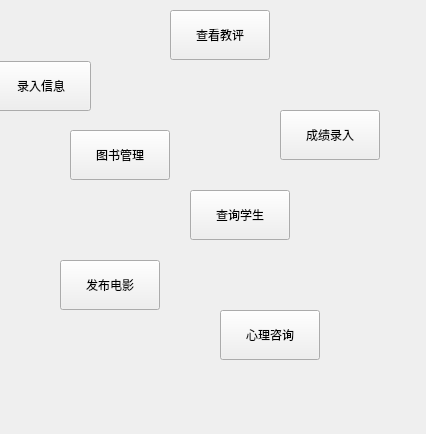
Qt form tea/widget.ui (125055006/NewFoolLuoJia) before a commit.
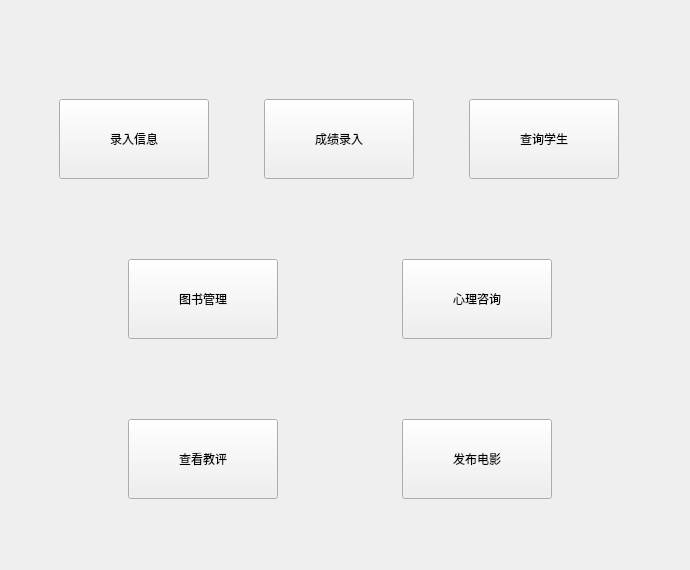
The same form after that commit.

```diff
--- a/tea/widget.ui
+++ b/tea/widget.ui
@@ -6,144 +6,31 @@
    <rect>
     <x>0</x>
     <y>0</y>
-    <width>426</width>
-    <height>434</height>
+    <width>690</width>
+    <height>570</height>
    </rect>
   </property>
   <property name="windowTitle">
    <string>Widget</string>
   </property>
-  <widget class="QPushButton" name="Film">
+  <widget class="QWidget" name="">
    <property name="geometry">
     <rect>
-     <x>60</x>
-     <y>260</y>
-     <width>100</width>
-     <height>50</height>
-    </rect>
-   </property>
-   <property name="minimumSize">
-    <size>
-     <width>100</width>
-     <height>50</height>
-    </size>
-   </property>
-   <property name="maximumSize">
-    <size>
-     <width>50</width>
-     <height>50</height>
-    </size>
-   </property>
-   <property name="sizeIncrement">
-    <size>
-     <width>50</width>
-     <height>50</height>
-    </size>
-   </property>
-   <property name="text">
-    <string>发布电影</string>
-   </property>
-  </widget>
-  <widget class="QPushButton" name="MTH">
-   <property name="geometry">
-    <rect>
-     <x>220</x>
-     <y>310</y>
-     <width>100</width>
-     <height>50</height>
-    </rect>
-   </property>
-   <property name="minimumSize">
-    <size>
-     <width>100</width>
-     <height>50</height>
-    </size>
-   </property>
-   <property name="maximumSize">
-    <size>
-     <width>50</width>
-     <height>50</height>
-    </size>
-   </property>
-   <property name="sizeIncrement">
-    <size>
-     <width>50</width>
-     <height>50</height>
-    </size>
-   </property>
-   <property name="text">
-    <string>心理咨询</string>
-   </property>
-  </widget>
-  <widget class="QPushButton" name="Look_com">
-   <property name="geometry">
-    <rect>
-     <x>170</x>
+     <x>10</x>
      <y>10</y>
-     <width>100</width>
-     <height>50</height>
+     <width>661</width>
+     <height>551</height>
     </rect>
    </property>
-   <property name="minimumSize">
-    <size>
-     <width>100</width>
-     <height>50</height>
-    </size>
-   </property>
-   <property name="maximumSize">
-    <size>
-     <width>50</width>
-     <height>50</height>
-    </size>
-   </property>
-   <property name="text">
-    <string>查看教评</string>
-   </property>
-  </widget>
-  <widget class="QPushButton" name="StuCheck">
-   <property name="geometry">
-    <rect>
-     <x>190</x>
-     <y>190</y>
-     <width>100</width>
-     <height>50</height>
-    </rect>
-   </property>
-   <property name="minimumSize">
-    <size>
-     <width>100</width>
-     <height>50</height>
-    </size>
-   </property>
-   <property name="maximumSize">
-    <size>
-     <width>50</width>
-     <height>50</height>
-    </size>
-   </property>
-   <property name="sizeIncrement">
-    <size>
-     <width>50</width>
-     <height>50</height>
-    </size>
-   </property>
-   <property name="text">
-    <string>查询学生</string>
-   </property>
-  </widget>
+   <layout class="QVBoxLayout" name="verticalLayout">
+    <item>
+     <layout class="QHBoxLayout" name="horizontalLayout">
+      <item>
   <widget class="QPushButton" name="Record">
-   <property name="geometry">
-    <rect>
-     <x>-9</x>
-     <y>61</y>
-     <width>100</width>
-     <height>50</height>
-    </rect>
-   </property>
    <property name="minimumSize">
     <size>
-     <width>100</width>
-     <height>50</height>
+          <width>150</width>
+          <height>80</height>
     </size>
    </property>
    <property name="maximumSize">
@@ -162,50 +49,13 @@
     <string>录入信息</string>
    </property>
   </widget>
-  <widget class="QPushButton" name="book_mng">
-   <property name="geometry">
-    <rect>
-     <x>70</x>
-     <y>130</y>
-     <width>100</width>
-     <height>50</height>
-    </rect>
-   </property>
-   <property name="minimumSize">
-    <size>
-     <width>100</width>
-     <height>50</height>
-    </size>
-   </property>
-   <property name="maximumSize">
-    <size>
-     <width>50</width>
-     <height>50</height>
-    </size>
-   </property>
-   <property name="sizeIncrement">
-    <size>
-     <width>50</width>
-     <height>50</height>
-    </size>
-   </property>
-   <property name="text">
-    <string>图书管理</string>
-   </property>
-  </widget>
+      </item>
+      <item>
   <widget class="QPushButton" name="AddScore">
-   <property name="geometry">
-    <rect>
-     <x>280</x>
-     <y>110</y>
-     <width>100</width>
-     <height>50</height>
-    </rect>
-   </property>
    <property name="minimumSize">
     <size>
-     <width>100</width>
-     <height>50</height>
+          <width>150</width>
+          <height>80</height>
     </size>
    </property>
    <property name="maximumSize">
@@ -223,6 +73,138 @@
    <property name="text">
     <string>成绩录入</string>
    </property>
+       </widget>
+      </item>
+      <item>
+       <widget class="QPushButton" name="StuCheck">
+        <property name="minimumSize">
+         <size>
+          <width>150</width>
+          <height>80</height>
+         </size>
+        </property>
+        <property name="maximumSize">
+         <size>
+          <width>50</width>
+          <height>50</height>
+         </size>
+        </property>
+        <property name="sizeIncrement">
+         <size>
+          <width>50</width>
+          <height>50</height>
+         </size>
+        </property>
+        <property name="text">
+         <string>查询学生</string>
+        </property>
+       </widget>
+      </item>
+     </layout>
+    </item>
+    <item>
+     <layout class="QHBoxLayout" name="horizontalLayout_2">
+      <item>
+       <widget class="QPushButton" name="book_mng">
+        <property name="minimumSize">
+         <size>
+          <width>150</width>
+          <height>80</height>
+         </size>
+        </property>
+        <property name="maximumSize">
+         <size>
+          <width>50</width>
+          <height>50</height>
+         </size>
+        </property>
+        <property name="sizeIncrement">
+         <size>
+          <width>50</width>
+          <height>50</height>
+         </size>
+        </property>
+        <property name="text">
+         <string>图书管理</string>
+        </property>
+       </widget>
+      </item>
+      <item>
+       <widget class="QPushButton" name="MTH">
+        <property name="minimumSize">
+         <size>
+          <width>150</width>
+          <height>80</height>
+         </size>
+        </property>
+        <property name="maximumSize">
+         <size>
+          <width>50</width>
+          <height>50</height>
+         </size>
+        </property>
+        <property name="sizeIncrement">
+         <size>
+          <width>50</width>
+          <height>50</height>
+         </size>
+        </property>
+        <property name="text">
+         <string>心理咨询</string>
+        </property>
+       </widget>
+      </item>
+     </layout>
+    </item>
+    <item>
+     <layout class="QHBoxLayout" name="horizontalLayout_3">
+      <item>
+       <widget class="QPushButton" name="Look_com">
+        <property name="minimumSize">
+         <size>
+          <width>150</width>
+          <height>80</height>
+         </size>
+        </property>
+        <property name="maximumSize">
+         <size>
+          <width>50</width>
+          <height>50</height>
+         </size>
+        </property>
+        <property name="text">
+         <string>查看教评</string>
+        </property>
+       </widget>
+      </item>
+      <item>
+       <widget class="QPushButton" name="Film">
+        <property name="minimumSize">
+         <size>
+          <width>150</width>
+          <height>80</height>
+         </size>
+        </property>
+        <property name="maximumSize">
+         <size>
+          <width>50</width>
+          <height>50</height>
+         </size>
+        </property>
+        <property name="sizeIncrement">
+         <size>
+          <width>50</width>
+          <height>50</height>
+         </size>
+        </property>
+        <property name="text">
+         <string>发布电影</string>
+        </property>
+       </widget>
+      </item>
+     </layout>
+    </item>
+   </layout>
   </widget>
  </widget>
  <resources/>
```
Lines whose indentation alone changed are shown as unchanged.
